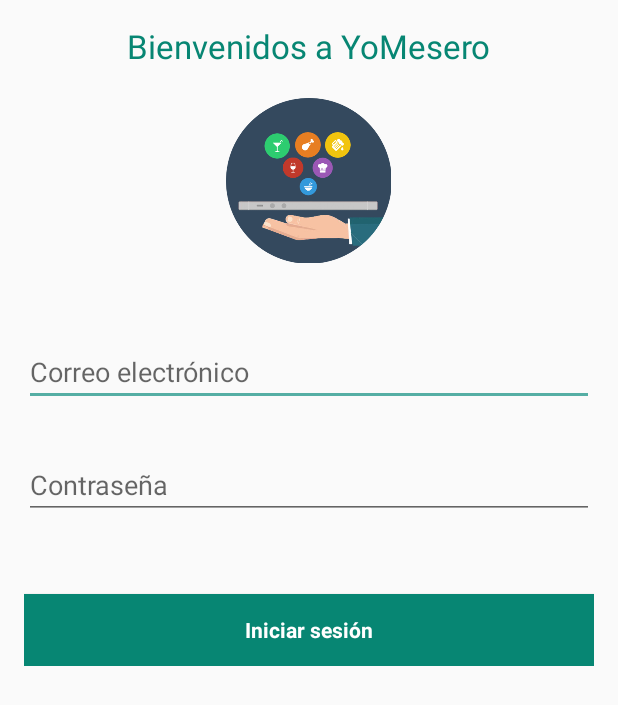
After one commit to andresjordanze/yomesero-restaurantes, an Android app: the layout activity_login.xml on its own in the app's theme, with its tools: preview values and no code run, on a phone screen of 412 x 824 dp. The commit adds this screen. Shown: the top 705 px of the screen. Run offline under Robolectric (Android 15) with nearby library versions, the phone set to English and light mode, and no system bars.

Commit message:
Anadir login a restaurantes

```diff
--- /dev/null
+++ b/app/src/main/res/layout/activity_login.xml
@@ -0,0 +1,65 @@
+<LinearLayout xmlns:android="http://schemas.android.com/apk/res/android"
+    xmlns:tools="http://schemas.android.com/tools" android:layout_width="match_parent"
+    android:layout_height="match_parent" android:gravity="center_horizontal"
+    android:orientation="vertical" android:paddingBottom="@dimen/activity_vertical_margin"
+    android:paddingLeft="@dimen/activity_horizontal_margin"
+    android:paddingRight="@dimen/activity_horizontal_margin"
+    android:paddingTop="@dimen/activity_vertical_margin"
+    tools:context="android.hmkcode.com.yomeserorestaurantes.LoginActivity">
+
+    <!-- Login progress -->
+    <ProgressBar android:id="@+id/login_progress" style="?android:attr/progressBarStyleLarge"
+        android:layout_width="wrap_content" android:layout_height="wrap_content"
+        android:layout_marginBottom="8dp" android:visibility="gone" />
+
+    <ScrollView android:id="@+id/login_form" android:layout_width="match_parent"
+        android:layout_height="match_parent">
+
+        <LinearLayout android:id="@+id/email_login_form" android:layout_width="match_parent"
+            android:layout_height="wrap_content" android:orientation="vertical">
+
+            <TextView
+                android:layout_width="wrap_content"
+                android:layout_height="wrap_content"
+                android:textAppearance="?android:attr/textAppearanceLarge"
+                android:text="Bienvenidos a YoMesero"
+                android:id="@+id/textView4"
+                android:layout_gravity="center_horizontal"
+                android:textColor="#078673" />
+
+            <ImageView
+                android:layout_width="150dp"
+                android:layout_height="150dp"
+                android:src="@drawable/yomesero_logo"
+                android:layout_gravity="center_horizontal"
+                android:padding="20dp" />
+
+            <AutoCompleteTextView android:id="@+id/email" android:layout_width="match_parent"
+                android:layout_height="0dp" android:hint="@string/prompt_email"
+                android:inputType="textEmailAddress" android:maxLines="1"
+                android:singleLine="true"
+                android:layout_weight="1"
+                android:layout_marginTop="30dp" />
+
+            <EditText android:id="@+id/password" android:layout_width="match_parent"
+                android:layout_height="0dp" android:hint="@string/prompt_password"
+                android:imeActionId="@+id/login"
+                android:imeActionLabel="@string/action_sign_in_short"
+                android:imeOptions="actionUnspecified" android:inputType="textPassword"
+                android:maxLines="1" android:singleLine="true"
+                android:layout_weight="1"
+                android:layout_marginTop="30dp" />
+
+            <Button android:id="@+id/email_sign_in_button" style="?android:textAppearanceSmall"
+                android:layout_width="match_parent" android:layout_height="0dp"
+                android:layout_marginTop="50dp" android:text="@string/action_sign_in"
+                android:textStyle="bold"
+                android:layout_weight="1"
+                android:background="#078673"
+                android:textAllCaps="false"
+                android:textColor="#FFFFFF" />
+
+        </LinearLayout>
+    </ScrollView>
+
+</LinearLayout>
--- a/app/src/main/res/menu/menu_display_item.xml
+++ b/app/src/main/res/menu/menu_display_item.xml
@@ -2,6 +2,6 @@
     xmlns:app="http://schemas.android.com/apk/res-auto"
     xmlns:tools="http://schemas.android.com/tools"
     tools:context="android.hmkcode.com.yomeserorestaurantes.DisplayItemActivity">
-    <item android:id="@+id/action_settings" android:title="@string/action_settings"
+    <item android:id="@+id/action_log_out" android:title="@string/action_log_out"
         android:orderInCategory="100" app:showAsAction="never" />
 </menu>
--- a/app/src/main/res/menu/menu_item_form.xml
+++ b/app/src/main/res/menu/menu_item_form.xml
@@ -2,6 +2,8 @@
     xmlns:app="http://schemas.android.com/apk/res-auto"
     xmlns:tools="http://schemas.android.com/tools"
     tools:context="android.hmkcode.com.yomeserorestaurantes.ItemFormActivity">
-    <item android:id="@+id/action_settings" android:title="@string/action_settings"
+
+    <item android:id="@+id/action_log_out" android:title="@string/action_log_out"
         android:orderInCategory="100" app:showAsAction="never" />
+
 </menu>
--- a/app/src/main/res/menu/menu_main.xml
+++ b/app/src/main/res/menu/menu_main.xml
@@ -1,6 +1,7 @@
 <menu xmlns:android="http://schemas.android.com/apk/res/android"
     xmlns:app="http://schemas.android.com/apk/res-auto"
     xmlns:tools="http://schemas.android.com/tools" tools:context=".MainActivity">
-    <item android:id="@+id/action_settings" android:title="@string/action_settings"
-        android:orderInCategory="100" app:showAsAction="never" />
+
+    <item android:id="@+id/action_log_out" android:title="@string/action_log_out"
+    android:orderInCategory="100" app:showAsAction="never" />
 </menu>
--- a/app/src/main/res/values/strings.xml
+++ b/app/src/main/res/values/strings.xml
@@ -3,6 +3,7 @@
 
     <string name="hello_world">Bienvenidos a YoMesero</string>
     <string name="action_settings">Settings</string>
+    <string name="action_log_out">Cerrar sesión</string>
     <string name="title_activity_item_form">Crear item</string>
     <string name="item_name_message">Nombre del item</string>
     <string name="item_description_message">Descripción del item</string>
--- /dev/null
+++ b/app/src/main/res/values/strings_activity_login.xml
@@ -0,0 +1,14 @@
+<resources>
+    <string name="title_activity_login">Sign in</string>
+
+    <string name="prompt_email">Correo electrónico</string>
+    <string name="prompt_password">Contraseña</string>
+    <string name="action_sign_in">Iniciar sesión</string>
+    <string name="action_sign_in_short">Iniciar</string>
+
+
+    <string name="error_invalid_email">Este correo electrónico es inválido</string>
+    <string name="error_invalid_password">La contraseña es muy corta</string>
+    <string name="error_incorrect_password">La contraseña es inválida</string>
+    <string name="error_field_required">El campo es obligatorio</string>
+</resources>
```
Also changed, not shown: app/build.gradle (+4 -3 lines), app/src/main/AndroidManifest.xml (+15 -8 lines), app/src/main/java/android/hmkcode/com/yomeserorestaurantes/DisplayItemActivity.java (+5 -2 lines), app/src/main/java/android/hmkcode/com/yomeserorestaurantes/ItemFormActivity.java (+5 -2 lines), app/src/main/java/android/hmkcode/com/yomeserorestaurantes/LoginActivity.java (added, +417 -0 lines), app/src/main/java/android/hmkcode/com/yomeserorestaurantes/MainActivity.java (+28 -0 lines), app/src/main/java/android/hmkcode/com/yomeserorestaurantes/SaveSharedPreference.java (added, +28 -0 lines), app/src/main/res/drawable/yomesero_logo.png (added), 2 other files.
